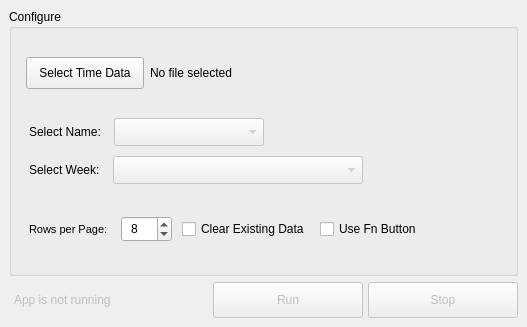
Qt form app/gui/main_window.ui (Dylan-Dotti/GHD-Auto-Time-Entry) before a commit.
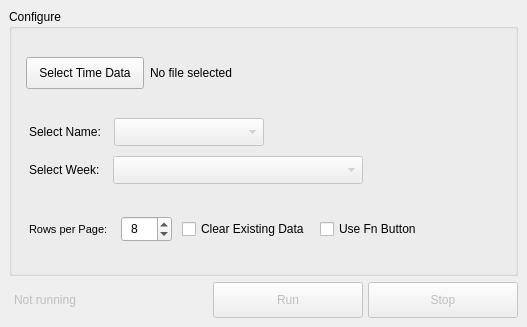
The same form after that commit.

Patch:
```diff
--- a/app/gui/main_window.ui
+++ b/app/gui/main_window.ui
@@ -309,7 +309,7 @@
          <string notr="true">margin-left: 2px</string>
         </property>
         <property name="text">
-         <string>App is not running</string>
+         <string>Not running</string>
         </property>
        </widget>
       </item>
```
